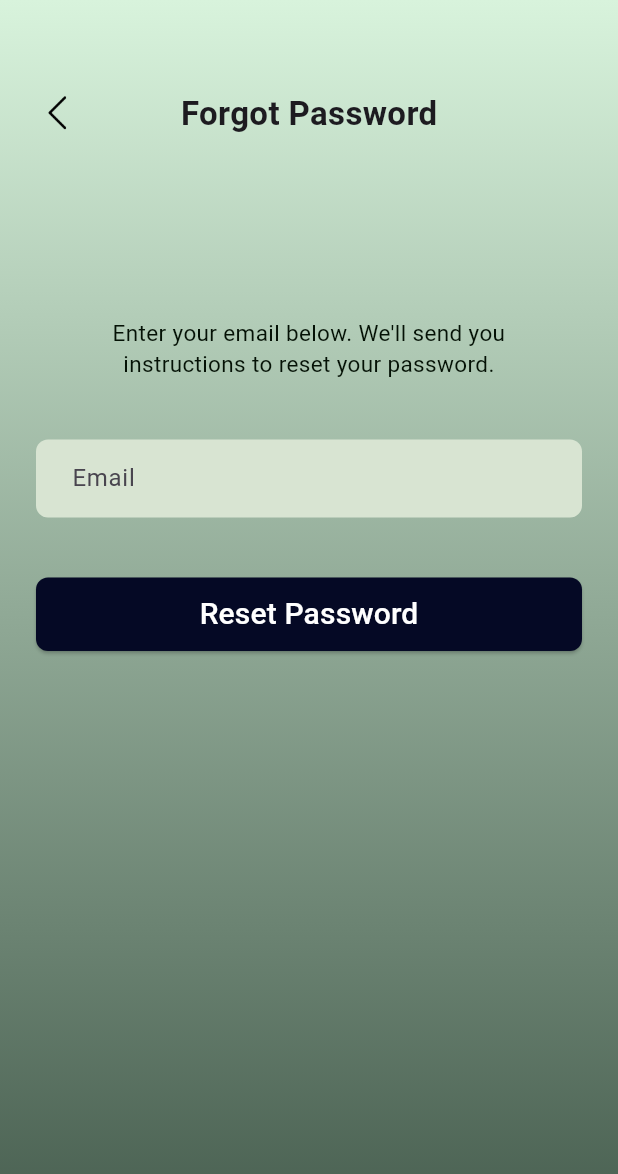
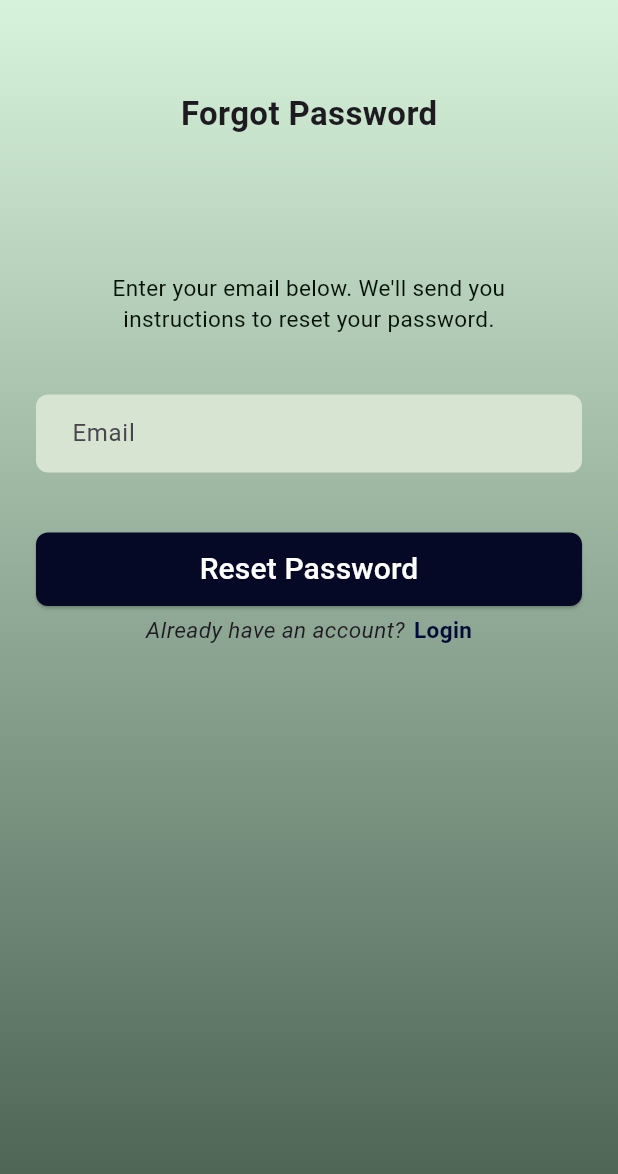
Before and after one commit to aarati123bisankhe/hamro_bhagaicha_batch35d, a Flutter app: the ForgotPasswordScreen screen opened directly, on a phone screen of 412 x 824 dp. Shown: the top 1174 px of the screen. Run offline on Flutter 3.47's test engine with Material 3 defaults, Android fonts, the phone set to English and light mode, and no system bars.

Commit message:
splash screen

```diff
--- a/lib/app.dart
+++ b/lib/app.dart
@@ -1,5 +1,6 @@
 import 'package:flutter/material.dart';
-import 'package:hamro_bhagaicha_batch35d/screens/splash_one_screen.dart';
+import 'package:hamro_bhagaicha_batch35d/screens/splash_two_screen.dart';
+
 
 class App extends StatelessWidget {
   const App({super.key});
@@ -8,7 +9,7 @@
   Widget build(BuildContext context) {
     return MaterialApp(
       debugShowCheckedModeBanner: false,
-      home: SplashOneScreen(),
+      home: SplashTwoScreen(),
     );
   }
 }
--- a/lib/screens/forgot_password_screen.dart
+++ b/lib/screens/forgot_password_screen.dart
@@ -40,21 +40,21 @@
                   children: [
                     Align(
                       alignment: Alignment.centerLeft,
-                      child: GestureDetector(
-                        onTap: () {
-                          Navigator.push(
-                            context,
-                            MaterialPageRoute(
-                              builder: (context) => LoginScreen(),
-                            ),
-                          );
-                        },
-                        child: Image.asset(
-                          "assets/icons/arrow icon.png",
-                          height: 28,
-                          width: 28,
-                        ),
-                      ),
+                      // child: GestureDetector(
+                      //   onTap: () {
+                      //     Navigator.push(
+                      //       context,
+                      //       MaterialPageRoute(
+                      //         builder: (context) => LoginScreen(),
+                      //       ),
+                      //     );
+                      //   },
+                      //   child: Image.asset(
+                      //     "assets/icons/arrow icon.png",
+                      //     height: 28,
+                      //     width: 28,
+                      //   ),
+                      // ),
                     ),
                     Text(
                       "Forgot Password",
@@ -66,7 +66,7 @@
                   ],
                 ),
 
-                SizedBox(height: 120),
+                SizedBox(height: 90),
 
                 Center(
                   child: Column(
@@ -105,6 +105,40 @@
                     ],
                   ),
                 ),
+
+                SizedBox(height: 5),
+
+                Row(
+                  mainAxisAlignment: MainAxisAlignment.center,
+                  children: [
+                    Text(
+                      "Already have an account?",
+                      style: TextStyle(
+                        fontStyle: FontStyle.italic,
+                        fontSize: 15,
+                      ),
+                    ),
+                    SizedBox(width: 6),
+                    GestureDetector(
+                      onTap: () {
+                        Navigator.push(
+                          context,
+                          MaterialPageRoute(
+                            builder: (context) => LoginScreen(),
+                          ),
+                        );
+                      },
+                      child: const Text(
+                        "Login",
+                        style: TextStyle(
+                          fontWeight: FontWeight.bold,
+                          color: Color(0xFF000B38),
+                          fontSize: 15,
+                        ),
+                      ),
+                    ),
+                  ],
+                ),
               ],
             ),
           ),
```
Also changed, not shown: lib/screens/splash_two_screen.dart (added, +89 -0 lines), assets/icons/icon_scan.png (added).
